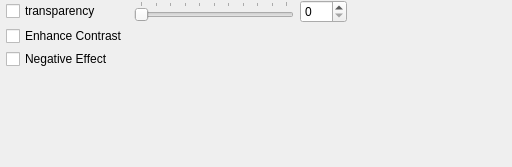
Qt form src/gui/forms/toolbar_rendertransparencygroup.ui (open-scan-crew/OpenScanTools) before a commit.
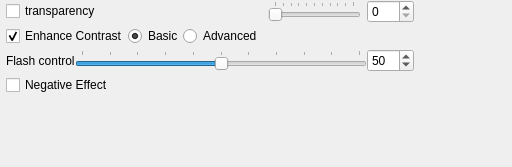
The same form after that commit.

Commit message: Remove leftover flash group box references

The edit to the form file:
```diff
--- a/src/gui/forms/toolbar_rendertransparencygroup.ui
+++ b/src/gui/forms/toolbar_rendertransparencygroup.ui
@@ -29,7 +29,7 @@
    <property name="verticalSpacing">
     <number>3</number>
    </property>
-   <item row="4" column="0">
+   <item row="4" column="0" colspan="3">
     <spacer name="verticalSpacer">
      <property name="orientation">
       <enum>Qt::Vertical</enum>
@@ -42,7 +42,7 @@
      </property>
     </spacer>
    </item>
-   <item row="2" column="0">
+   <item row="3" column="0" colspan="3">
     <widget class="QCheckBox" name="checkBox_negativeEffect">
      <property name="text">
       <string>Negative Effect</string>
@@ -73,11 +73,81 @@
     </widget>
    </item>
    <item row="1" column="0">
-    <widget class="QCheckBox" name="checkBox_enhanceContrast">
-     <property name="text">
-      <string>Enhance Contrast</string>
-     </property>
-    </widget>
+    <layout class="QHBoxLayout" name="horizontalLayoutEnhance">
+     <item>
+      <widget class="QCheckBox" name="checkBox_enhanceContrast">
+       <property name="text">
+        <string>Enhance Contrast</string>
+       </property>
+       <property name="checked">
+        <bool>true</bool>
+       </property>
+      </widget>
+     </item>
+     <item>
+      <widget class="QRadioButton" name="basicEnhanceContrastRadioButton">
+       <property name="text">
+        <string>Basic</string>
+       </property>
+       <property name="checked">
+        <bool>true</bool>
+       </property>
+      </widget>
+     </item>
+     <item>
+      <widget class="QRadioButton" name="advEnhanceContrastRadioButton">
+       <property name="text">
+        <string>Advanced</string>
+       </property>
+      </widget>
+     </item>
+    </layout>
+   </item>
+   <item row="2" column="0" colspan="3">
+    <layout class="QHBoxLayout" name="horizontalLayoutFlashControl">
+     <item>
+      <widget class="QLabel" name="label_flashControl">
+       <property name="text">
+        <string>Flash control</string>
+       </property>
+      </widget>
+     </item>
+     <item>
+      <widget class="QSlider" name="slider_flashControl">
+       <property name="minimum">
+        <number>0</number>
+       </property>
+       <property name="maximum">
+        <number>100</number>
+       </property>
+       <property name="value">
+        <number>50</number>
+       </property>
+       <property name="orientation">
+        <enum>Qt::Horizontal</enum>
+       </property>
+       <property name="tickPosition">
+        <enum>QSlider::TicksAbove</enum>
+       </property>
+       <property name="tickInterval">
+        <number>10</number>
+       </property>
+      </widget>
+     </item>
+     <item>
+      <widget class="QSpinBox" name="spinBox_flashControl">
+       <property name="minimum">
+        <number>0</number>
+       </property>
+       <property name="maximum">
+        <number>100</number>
+       </property>
+       <property name="value">
+        <number>50</number>
+       </property>
+      </widget>
+     </item>
+    </layout>
    </item>
    <item row="0" column="0">
     <widget class="QCheckBox" name="checkBox_transparency">
@@ -86,7 +156,7 @@
      </property>
     </widget>
    </item>
-   <item row="0" column="3" rowspan="3">
+   <item row="0" column="3" rowspan="4">
     <spacer name="horizontalSpacer">
      <property name="orientation">
       <enum>Qt::Horizontal</enum>
```
Left out of the diff: 4 changed lines with no effect on the pictures. The commit also changes 15 other files.
